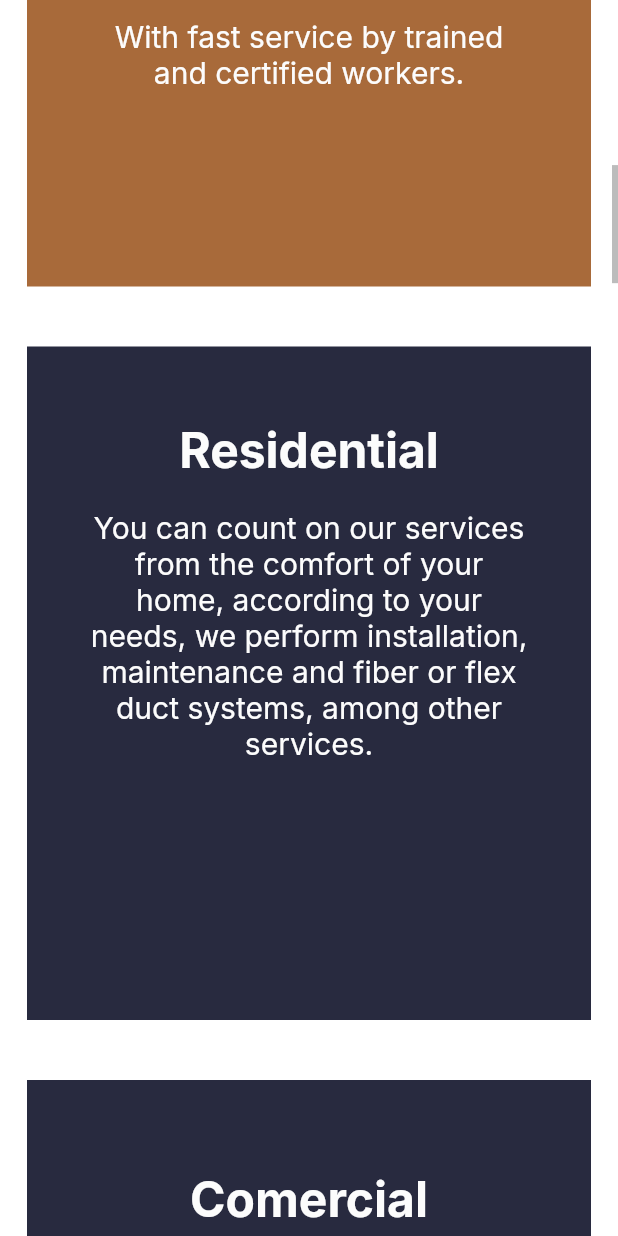
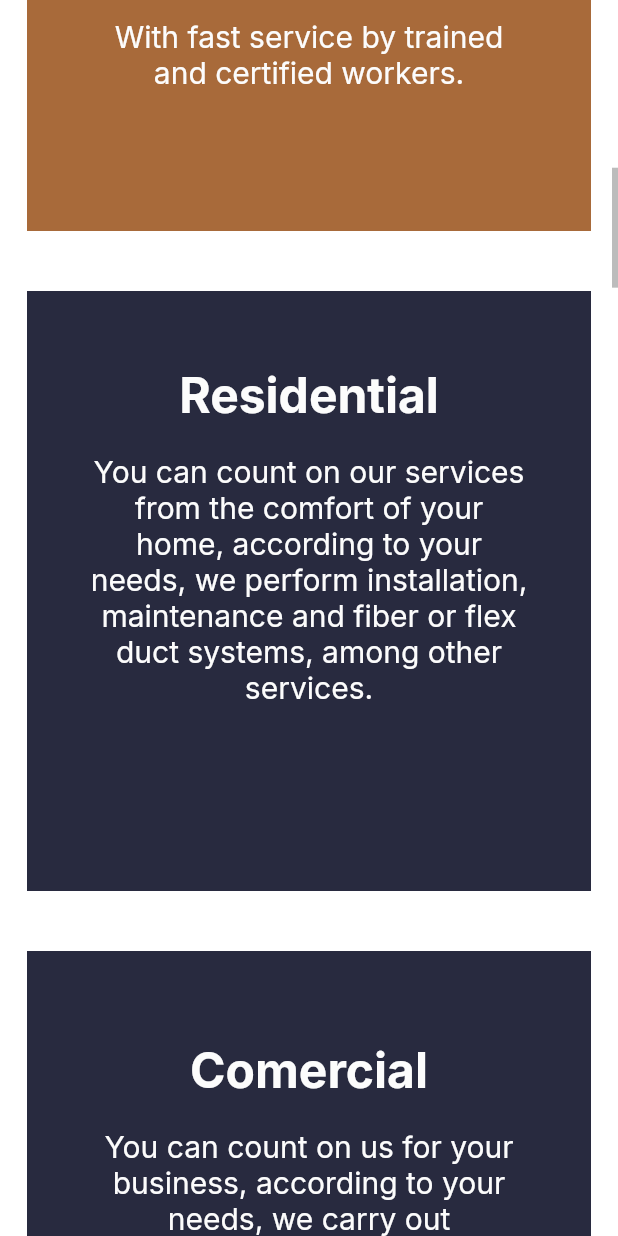
Before and after one commit to rogerordaz1/Arthur-CA, a Flutter app: the screen it shows after launch, scrolled down 1152 dp, on a phone screen of 412 x 824 dp. Run offline on Flutter 3.47's test engine with Material 2 defaults, Android fonts, the phone set to English and light mode, and no system bars; our stand-ins replace bloc, carousel_slider, equatable, flutter_bloc, get_it, google_fonts and 1 more; missing offline and left inert: easy_image_viewer.

Commit message:
cambios peuqneos

```diff
--- a/lib/features/homePage/presentation/widgets/components/carrusel_items.dart
+++ b/lib/features/homePage/presentation/widgets/components/carrusel_items.dart
@@ -9,7 +9,7 @@ List<List<Widget>> list = [
         padding: const EdgeInsets.only(right: 10, left: 10),
         child: const OurServicesRowItem(
           //   height: 250,
-          height: 250,
+          height: 300,
           photo: 'assets/image1.webp',
           description: 'Machine installation',
         ),
@@ -20,7 +20,7 @@ List<List<Widget>> list = [
         padding: const EdgeInsets.only(right: 10, left: 10),
         child: const OurServicesRowItem(
           //   height: 250,
-          height: 250,
+          height: 300,
           photo: 'assets/image2.webp',
           description: 'Machine installation',
         ),
@@ -31,7 +31,7 @@ List<List<Widget>> list = [
         padding: const EdgeInsets.only(right: 10, left: 10),
         child: const OurServicesRowItem(
           //   height: 250,
-          height: 250,
+          height: 300,
           photo: 'assets/image3.webp',
           description: 'Maintenance',
         ),
@@ -42,7 +42,7 @@ List<List<Widget>> list = [
         padding: const EdgeInsets.only(right: 10, left: 10),
         child: const OurServicesRowItem(
           //  height: 250,
-          height: 250,
+          height: 300,
           photo: 'assets/image4.webp',
           description: 'Ductwork',
         ),
@@ -56,7 +56,7 @@ List<List<Widget>> list = [
         child: const OurServicesRowItem(
           photo: 'assets/image5.webp',
           // height: 250,
-          height: 250,
+          height: 300,
 
           description: 'Maintenance',
         ),
@@ -68,7 +68,7 @@ List<List<Widget>> list = [
         child: const OurServicesRowItem(
           photo: 'assets/image6.webp',
           //  height: 250,
-          height: 250,
+          height: 300,
 
           description: 'Maintenance',
         ),
@@ -80,7 +80,7 @@ List<List<Widget>> list = [
         child: const OurServicesRowItem(
           photo: 'assets/image7.webp',
           //  height: 250,
-          height: 250,
+          height: 300,
 
           description: 'Machine installation',
         ),
@@ -92,7 +92,7 @@ List<List<Widget>> list = [
         child: const OurServicesRowItem(
           photo: 'assets/image8.webp',
           //  height: 250,
-          height: 250,
+          height: 300,
 
           description: 'Machine installation',
         ),
--- a/lib/features/homePage/presentation/widgets/components/main_cards_section.dart
+++ b/lib/features/homePage/presentation/widgets/components/main_cards_section.dart
@@ -48,7 +48,7 @@ class MainCardsSection extends StatelessWidget {
               color: AppTheme.primaryColor,
               description:
                   'You can count on our services from the comfort of your home, according to your needs, we perform installation, maintenance and fiber or flex duct systems, among other services.',
-              height: 449,
+              height: 400,
               width: ResponsiveWrapper.of(context).isSmallerThan(TABLET)
                   ? 550
                   : null,
@@ -82,7 +82,7 @@ class MainCardsSection extends StatelessWidget {
                   ).value!,
                 ),
                 color: AppTheme.secondaryColor,
-                height: 517,
+                height: 480,
                 width: ResponsiveWrapper.of(context).isSmallerThan(TABLET)
                     ? 550
                     : null,
@@ -98,7 +98,7 @@ class MainCardsSection extends StatelessWidget {
               color: AppTheme.primaryColor,
               description:
                   'You can count on us for your business, according to your needs, we carry out installation, maintenance and rigid duct systems (metal), fiber, among other services.',
-              height: 449,
+              height: 400,
               width: ResponsiveWrapper.of(context).isSmallerThan(TABLET)
                   ? 550
                   : null,
--- a/lib/features/homePage/presentation/widgets/components/main_header_section.dart
+++ b/lib/features/homePage/presentation/widgets/components/main_header_section.dart
@@ -118,7 +118,7 @@ class ColumnSectionOne extends StatelessWidget {
               valueWhen: [
                 const Condition.smallerThan(
                   name: 'm600',
-                  value: 133.0,
+                  value: 100.0,
                 ),
               ],
             ).value!,
```
Also changed, not shown: lib/features/homePage/presentation/pages/home_web_page.dart (+8 -3 lines), lib/features/homePage/presentation/widgets/components/footer_part1.dart (+12 -3 lines), lib/features/homePage/presentation/widgets/components/footer_part2.dart (+19 -76 lines), lib/features/homePage/presentation/widgets/components/footer_seccion.dart (+6 -3 lines), assets/facebook.png, assets/whatsapp.png.
